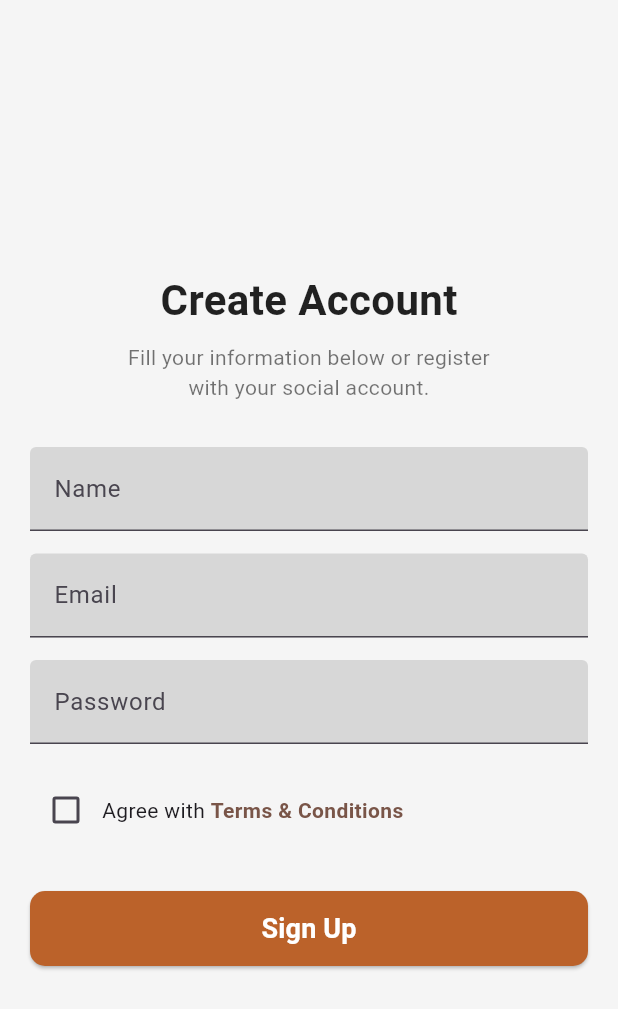
After one commit to Daadir3/diyaar, a Flutter app: the SignupView screen opened by its route, on a phone screen of 412 x 824 dp. The commit adds this screen. Shown: the top 1009 px of the screen. Run offline on Flutter 3.47's test engine with Material 3 defaults, Android fonts, the phone set to English and light mode, and no system bars; our stand-ins replace get, get_storage; accounts and stored records are empty; project files that could hold a hidden picture were left out.

Commit message:
create and opt verfication

```diff
--- /dev/null
+++ b/lib/app/bindings/OtpBinding.dart
@@ -0,0 +1,9 @@
+import 'package:get/get.dart';
+import '../controllers/OtpController.dart';
+
+class OtpBinding extends Bindings {
+  @override
+  void dependencies() {
+    Get.lazyPut<OtpController>(() => OtpController());
+  }
+}
--- /dev/null
+++ b/lib/app/bindings/SignupBinding.dart
@@ -0,0 +1,9 @@
+import 'package:get/get.dart';
+import '../controllers/SignupController.dart';
+
+class SignupBinding extends Bindings {
+  @override
+  void dependencies() {
+    Get.lazyPut<SignupController>(() => SignupController());
+  }
+}
--- /dev/null
+++ b/lib/app/controllers/SignupController.dart
@@ -0,0 +1,21 @@
+import 'package:flutter/material.dart';
+import 'package:get/get.dart';
+import '../routes/app_pages.dart';
+
+class SignupController extends GetxController {
+  final formKey = GlobalKey<FormState>();
+  final nameController = TextEditingController();
+  final emailController = TextEditingController();
+  final passwordController = TextEditingController();
+  var agreeTerms = false.obs;
+
+  void signup() {
+    print("Signup clicked");
+    if (formKey.currentState!.validate() && agreeTerms.value) {
+      print("Navigating to OTP with email: ${emailController.text}");
+      Get.toNamed(AppPages.otp, arguments: emailController.text);
+    } else if (!agreeTerms.value) {
+      Get.snackbar("Error", "You must agree with Terms & Conditions");
+    }
+  }
+}
--- a/lib/app/controllers/onboarding_controller.dart
+++ b/lib/app/controllers/onboarding_controller.dart
@@ -1,4 +1,5 @@
 import 'package:diyaar/app/controllers/home_controller.dart';
+import 'package:diyaar/app/views/SignupView.dart';
 import 'package:get/get.dart';
 import 'package:flutter/material.dart';
 import '../views/home_view.dart'; // hubi path-ka saxda ah
@@ -30,7 +31,7 @@ class OnboardingController extends GetxController {
   void finishOnboarding() {
     // gacanta ku register controller-ka
     Get.put(HomeController());
-    Get.offAll(() => const HomeView());
+    Get.offAll(() =>  SignupView());
   }
 
   @override
--- a/lib/app/routes/app_pages.dart
+++ b/lib/app/routes/app_pages.dart
@@ -3,11 +3,16 @@ import '../views/splash_view.dart';
 import '../views/onboarding_view.dart';
 import '../views/home_view.dart';
 import '../views/detail_view.dart';
+import '../views/SignupView.dart';
+import '../views/OtpVerificationPage.dart'; // 👈 import OTP view
 import '../bindings/home_binding.dart';
 import '../bindings/onboarding_binding.dart';
+import '../bindings/SignupBinding.dart';
+import '../bindings/OtpBinding.dart'; // 👈 import OTP binding
 
 class AppPages {
   static const initial = '/splash';
+  static const otp = '/otp';
 
   static final routes = [
     GetPage(name: '/splash', page: () => const SplashView()),
@@ -16,9 +21,22 @@ class AppPages {
       page: () => const OnboardingView(),
       binding: OnboardingBinding(),
     ),
-    // AppPages
     GetPage(name: '/', page: () => const HomeView(), binding: HomeBinding()),
+    GetPage(name: '/detail', page: () => const DetailView()),
 
-    GetPage(name: '/detail', page: () => const DetailView()),
+    // 👇 Signup
+    GetPage(
+      name: '/signup',
+      page: () => SignupView(),
+      binding: SignupBinding(),
+    ),
+
+    // 👇 OTP Verification
+    GetPage(
+      name: AppPages.otp, // '/otp'
+      page: () => OtpVerificationPage(email: Get.arguments ?? ""),
+      binding: OtpBinding(),
+      transition: Transition.rightToLeft,
+    ),
   ];
 }
--- /dev/null
+++ b/lib/app/views/SignupView.dart
@@ -0,0 +1,142 @@
+import 'package:diyaar/app/utils/app_colors.dart';
+import 'package:flutter/material.dart';
+import 'package:get/get.dart';
+import '../controllers/SignupController.dart';
+
+class SignupView extends StatelessWidget {
+  SignupView({super.key});
+
+  // ✅ Halkan ayaan ku register gareynaa controller-ka
+  final SignupController controller = Get.put(SignupController());
+
+  @override
+  Widget build(BuildContext context) {
+    return Scaffold(
+      body: Center(
+        child: SingleChildScrollView(
+          padding: const EdgeInsets.all(20),
+          child: Form(
+            key: controller.formKey,
+            child: Column(
+              crossAxisAlignment: CrossAxisAlignment.center,
+              children: [
+                const Text(
+                  "Create Account",
+                  style: TextStyle(
+                    fontSize: 28,
+                    fontWeight: FontWeight.bold,
+                    color: Colors.black87,
+                  ),
+                ),
+                const SizedBox(height: 8),
+                const Text(
+                  "Fill your information below or register\nwith your social account.",
+                  textAlign: TextAlign.center,
+                  style: TextStyle(color: Colors.black54, fontSize: 14),
+                ),
+                const SizedBox(height: 30),
+
+                // Name
+                TextFormField(
+                  controller: controller.nameController,
+                  decoration: const InputDecoration(
+                    labelText: "Name",
+                    filled: true,
+                    fillColor: Colors.black12,
+                  ),
+                  validator:
+                      (value) => value!.isEmpty ? "Enter your name" : null,
+                ),
+                const SizedBox(height: 15),
+
+                // Email
+                TextFormField(
+                  controller: controller.emailController,
+                  decoration: const InputDecoration(
+                    labelText: "Email",
+                    filled: true,
+                    fillColor: Colors.black12,
+                  ),
+                  validator:
+                      (value) =>
+                          !GetUtils.isEmail(value!)
+                              ? "Enter valid email"
+                              : null,
+                ),
+                const SizedBox(height: 15),
+
+                // Password
+                TextFormField(
+                  controller: controller.passwordController,
+                  decoration: const InputDecoration(
+                    labelText: "Password",
+                    filled: true,
+                    fillColor: Colors.black12,
+                  ),
+                  obscureText: true,
+                  validator:
+                      (value) =>
+                          value!.length < 6
+                              ? "Password must be at least 6 chars"
+                              : null,
+                ),
+                const SizedBox(height: 20),
+
+                // Terms Checkbox
+                Obx(
+                  () => Row(
+                    children: [
+                      Checkbox(
+                        value: controller.agreeTerms.value,
+                        onChanged: (val) => controller.agreeTerms.value = val!,
+                        activeColor: Colors.brown,
+                      ),
+                      const Text("Agree with "),
+                      GestureDetector(
+                        onTap: () {
+                          // TODO: Navigate to terms screen
+                        },
+                        child: const Text(
+                          "Terms & Conditions",
+                          style: TextStyle(
+                            color: Colors.brown,
+                            fontWeight: FontWeight.bold,
+                          ),
+                        ),
+                      ),
+                    ],
+                  ),
+                ),
+                const SizedBox(height: 30),
+
+                // Sign Up Button
+                // Sign Up Button
+                SizedBox(
+                  width: double.infinity,
+                  height: 50,
+                  child: ElevatedButton(
+                    style: ElevatedButton.styleFrom(
+                      backgroundColor: AppColors.org,
+                      shape: RoundedRectangleBorder(
+                        borderRadius: BorderRadius.circular(10),
+                      ),
+                    ),
+                    onPressed: controller.signup, // ✅ sax
+                    child: const Text(
+                      "Sign Up",
+                      style: TextStyle(
+                        fontSize: 18,
+                        fontWeight: FontWeight.bold,
+                        color: Colors.white,
+                      ),
+                    ),
+                  ),
+                ),
+              ],
+            ),
+          ),
+        ),
+      ),
+    );
+  }
+}
--- a/lib/app/views/onboarding_view.dart
+++ b/lib/app/views/onboarding_view.dart
@@ -270,8 +270,6 @@ class OnboardingView extends GetView<OnboardingController> {
                   );
                 }),
               ),
-
-              // 👈 Next / Finish Arrow (stroke + background)
               // 👈 Next / Finish Arrow (stroke + background)
               GestureDetector(
                 onTap: () {
```
Also changed, not shown: lib/app/controllers/OtpController.dart (added, +25 -0 lines), lib/app/views/OtpInputFields.dart (added, +58 -0 lines), lib/app/views/OtpVerificationPage.dart (added, +97 -0 lines).
